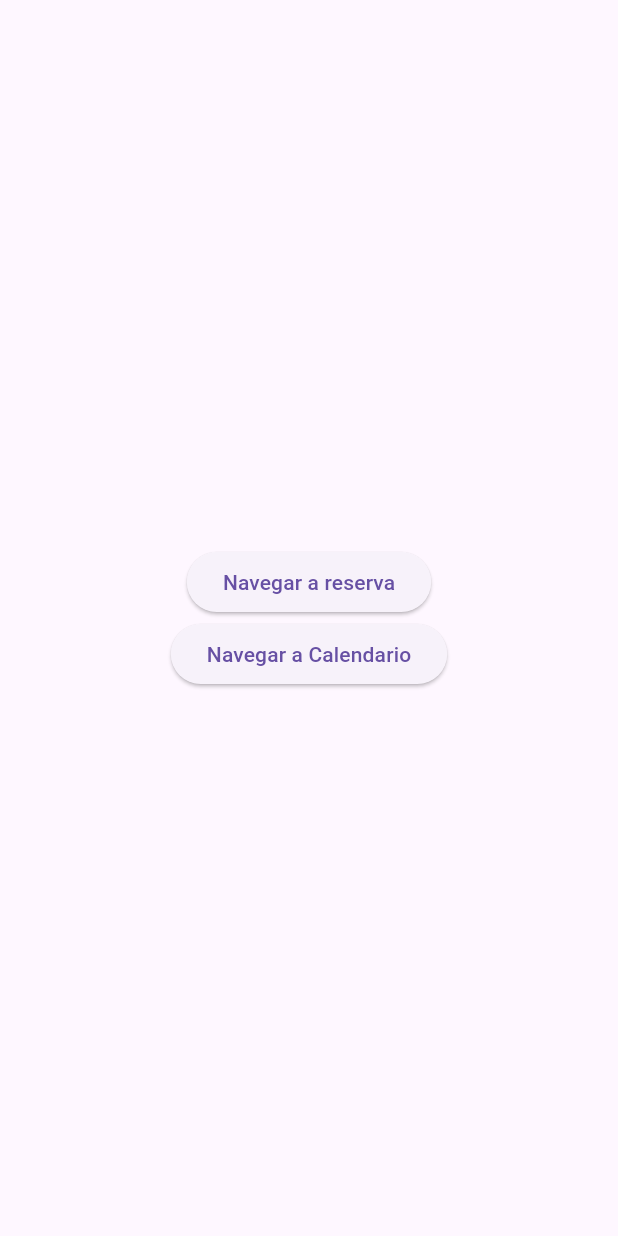
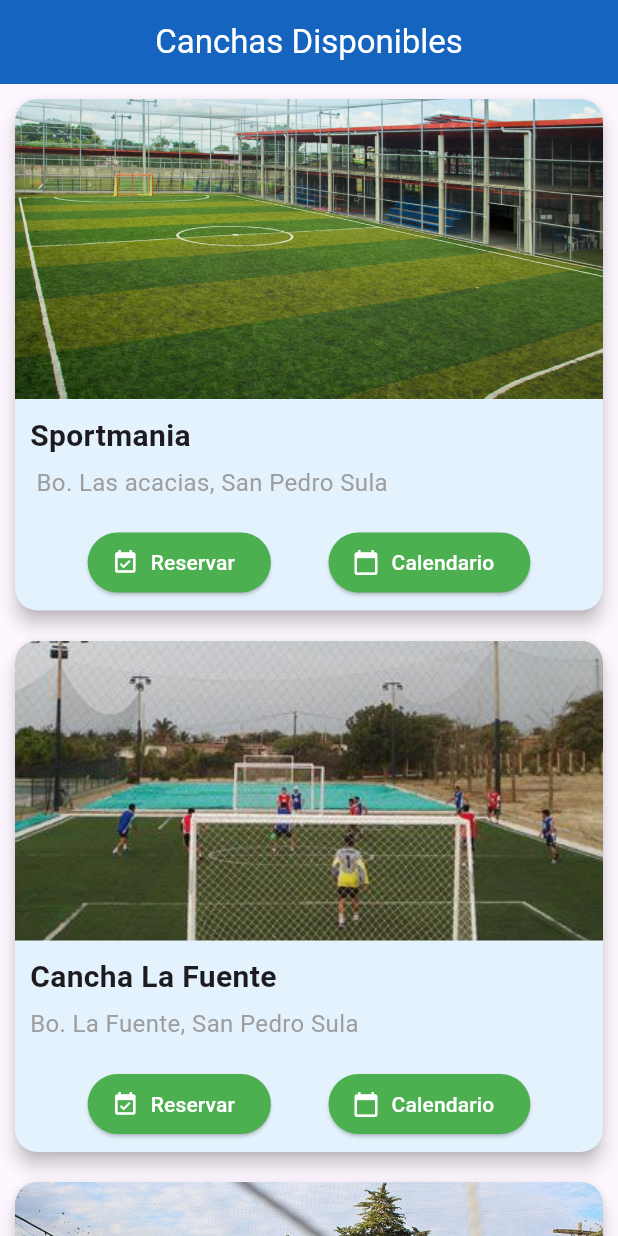
Before and after one commit to Eddie2704/ProyectoFinal_2PAC, a Flutter app: the screen it shows after launch, on a phone screen of 412 x 824 dp. Run offline on Flutter 3.47's test engine with Material 3 defaults, Android fonts, the phone set to English and light mode, and no system bars; our stand-ins replace cloud_firestore, firebase_core, get, go_router; accounts and stored records are empty.

Commit message:
creacion del homepage y rutas

```diff
--- a/futbox_app/lib/main.dart
+++ b/futbox_app/lib/main.dart
@@ -12,9 +12,7 @@
   WidgetsFlutterBinding.ensureInitialized();
 
   // Inicializar Firebase
-  await Firebase.initializeApp(
-    options: DefaultFirebaseOptions.currentPlatform,
-  );
+  await Firebase.initializeApp(options: DefaultFirebaseOptions.currentPlatform);
 
   // Inicializar datos de localización para fechas en español
   await initializeDateFormatting('es', null);
@@ -28,30 +26,22 @@
   final GoRouter _router = GoRouter(
     initialLocation: '/',
     routes: [
-      GoRoute(
-        path: '/',
-        builder: (context, state) => Homepage(),
-      ),
+      GoRoute(path: '/', builder: (context, state) => HomePage()),
+
       GoRoute(
         path: '/reservepage',
-        builder: (context, state) => ReservePage(nombrecancha: "Cancha 3",)
+        builder: (context, state) => ReservePage(nombrecancha: "Cancha 3"),
       ),
       GoRoute(
         path: '/calendariopage',
         builder: (context, state) => CalendarioPage(canchaId: "Cancha 3"),
       ),
-      GoRoute(
-        path: '/perfil/:id',
-        builder: (context, state) => Loginpage(),
-      ),
+      GoRoute(path: '/perfil/:id', builder: (context, state) => Loginpage()),
     ],
   );
 
   @override
   Widget build(BuildContext context) {
-    return MaterialApp.router(
-      title: 'App de Reservas',
-      routerConfig: _router,
-    );
+    return MaterialApp.router(title: 'App de Reservas', routerConfig: _router);
   }
 }
--- a/futbox_app/lib/src/views/homepage.dart
+++ b/futbox_app/lib/src/views/homepage.dart
@@ -1,37 +1,122 @@
 import 'package:flutter/material.dart';
 import 'package:go_router/go_router.dart';
+import 'package:futbox_app/providers/canchas.dart';
 
-class Homepage extends StatelessWidget {
-  const Homepage({super.key});
+class HomePage extends StatelessWidget {
+  const HomePage({super.key});
 
   @override
   Widget build(BuildContext context) {
     return Scaffold(
-      body: Center(
-        child:
-        Column(mainAxisAlignment: MainAxisAlignment.center,
-          children: [
-            Row(
-              mainAxisAlignment: MainAxisAlignment.center,
+      appBar: AppBar(
+        title: const Text(
+          "Canchas Disponibles",
+          style: TextStyle(color: Colors.white),
+        ),
+        centerTitle: true,
+        backgroundColor: Color(0xFF1565C0),
+      ),
+      body: ListView.builder(
+        itemCount: canchasDisponibles.length,
+        itemBuilder: (context, index) {
+          final cancha = canchasDisponibles[index];
+
+          return Card(
+            color: Color(0xFFE3F2FD),
+            margin: const EdgeInsets.all(10),
+            elevation: 5,
+            shape: RoundedRectangleBorder(
+              borderRadius: BorderRadius.circular(15),
+            ),
+            child: Column(
+              crossAxisAlignment: CrossAxisAlignment.stretch,
               children: [
-                ElevatedButton.icon(onPressed:(){
-                  GoRouter.of(context).push('/reservepage');
-                },
-                label: Text("Navegar a reserva")),
+                // Imagen de la cancha
+                ClipRRect(
+                  borderRadius: const BorderRadius.vertical(
+                    top: Radius.circular(15),
+                  ),
+                  child: Image.asset(
+                    cancha.imagen,
+                    height: 200,
+                    fit: BoxFit.cover,
+                  ),
+                ),
+
+                // Nombre y ubicación
+                Padding(
+                  padding: const EdgeInsets.all(10),
+                  child: Column(
+                    crossAxisAlignment: CrossAxisAlignment.start,
+                    children: [
+                      Text(
+                        cancha.nombre,
+                        style: const TextStyle(
+                          fontSize: 20,
+                          fontWeight: FontWeight.bold,
+                        ),
+                      ),
+                      const SizedBox(height: 5),
+                      Text(
+                        cancha.ubicacion,
+                        style: const TextStyle(
+                          fontSize: 16,
+                          color: Colors.grey,
+                        ),
+                      ),
+                    ],
+                  ),
+                ),
+
+                Padding(
+                  padding: const EdgeInsets.symmetric(
+                    horizontal: 10,
+                    vertical: 8,
+                  ),
+                  child: Row(
+                    mainAxisAlignment: MainAxisAlignment.spaceEvenly,
+                    children: [
+                      ElevatedButton.icon(
+                        style: ElevatedButton.styleFrom(
+                          backgroundColor: Colors.green,
+                        ),
+                        onPressed: () {
+                          //context.push("/reservepage/${index + 1}");
+                          GoRouter.of(context).push('/reservepage');
+                        },
+                        icon: const Icon(
+                          Icons.event_available,
+                          color: Colors.white,
+                        ),
+                        label: const Text(
+                          "Reservar",
+                          style: TextStyle(color: Colors.white),
+                        ),
+                      ),
+                      ElevatedButton.icon(
+                        style: ElevatedButton.styleFrom(
+                          backgroundColor: Colors.green,
+                        ),
+                        onPressed: () {
+                          //context.push("/calendariopage/${index + 1}");
+                          GoRouter.of(context).push('/calendariopage');
+                        },
+                        icon: const Icon(
+                          Icons.calendar_today,
+                          color: Colors.white,
+                        ),
+                        label: const Text(
+                          "Calendario",
+                          style: TextStyle(color: Colors.white),
+                        ),
+                      ),
+                    ],
+                  ),
+                ),
               ],
             ),
-             Row(
-          mainAxisAlignment: MainAxisAlignment.center,
-          children: [
-            ElevatedButton.icon(onPressed:(){
-              GoRouter.of(context).push('/calendariopage');
-            },
-            label: Text("Navegar a Calendario")),
-          ],
-        )
-          ],
-        ),
-
+          );
+        },
       ),
     );
   }
```
Also changed, not shown: futbox_app/pubspec.lock.
